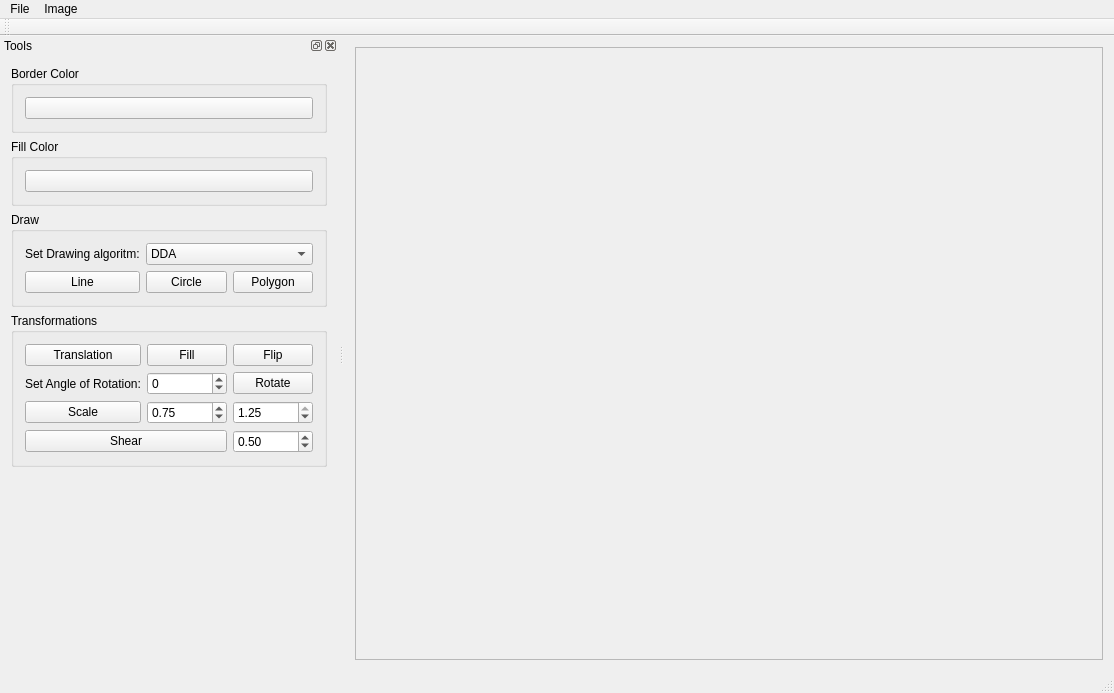
The window that src/ImageViewer.ui (Holikma/Computer_Graphics) describes before a commit, drawn with Qt 5.
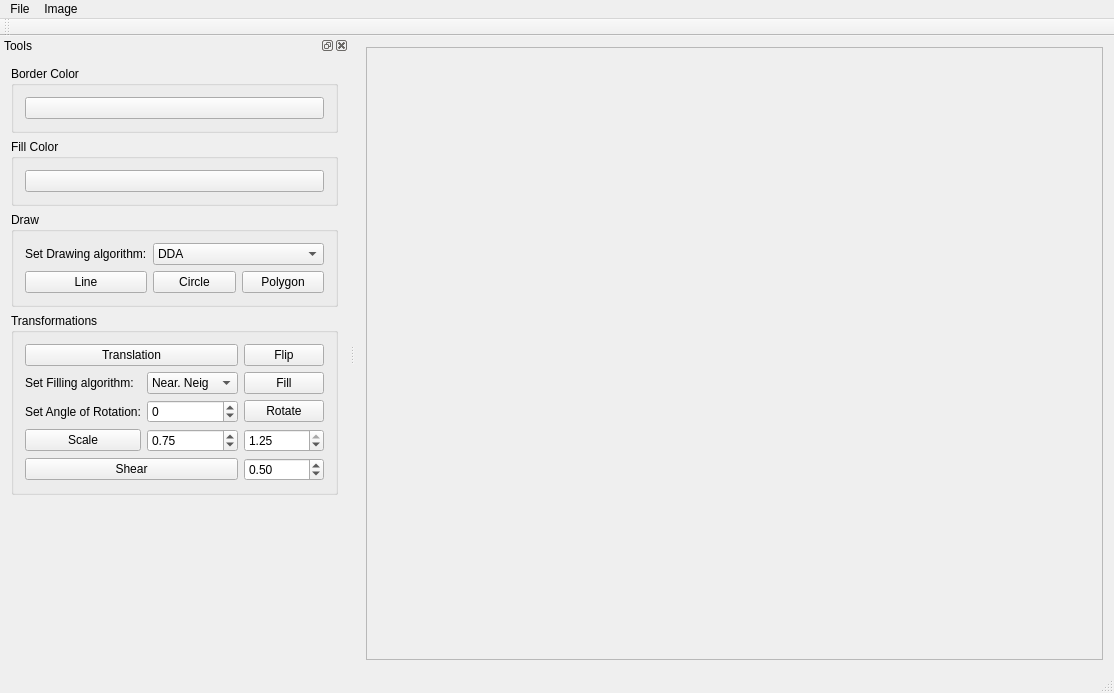
The same window after the commit.

```diff
--- a/src/ImageViewer.ui
+++ b/src/ImageViewer.ui
@@ -37,7 +37,7 @@
         <rect>
          <x>0</x>
          <y>0</y>
-         <width>774</width>
+         <width>766</width>
          <height>618</height>
         </rect>
        </property>
@@ -189,7 +189,7 @@
         <item row="0" column="0">
          <widget class="QLabel" name="label_2">
           <property name="text">
-           <string>Set Drawing algoritm:</string>
+           <string>Set Drawing algorithm:</string>
           </property>
          </widget>
         </item>
@@ -216,27 +216,7 @@
         <string>Transformations</string>
        </property>
        <layout class="QGridLayout" name="gridLayout_2">
-        <item row="4" column="0">
-         <widget class="QPushButton" name="toolButtonScale">
-          <property name="text">
-           <string>Scale</string>
-          </property>
-          <property name="checkable">
-           <bool>false</bool>
-          </property>
-         </widget>
-        </item>
-        <item row="5" column="0" colspan="2">
-         <widget class="QPushButton" name="toolButtonShear">
-          <property name="text">
-           <string>Shear</string>
-          </property>
-          <property name="checkable">
-           <bool>false</bool>
-          </property>
-         </widget>
-        </item>
-        <item row="5" column="2">
+        <item row="6" column="2">
          <widget class="QDoubleSpinBox" name="doubleSpinBoxShearX">
           <property name="maximum">
            <double>1.000000000000000</double>
@@ -249,55 +229,7 @@
           </property>
          </widget>
         </item>
-        <item row="4" column="1">
-         <widget class="QDoubleSpinBox" name="doubleSpinBoxScaleX">
-          <property name="enabled">
-           <bool>true</bool>
-          </property>
-          <property name="minimum">
-           <double>-1.250000000000000</double>
-          </property>
-          <property name="maximum">
-           <double>1.250000000000000</double>
-          </property>
-          <property name="singleStep">
-           <double>0.050000000000000</double>
-          </property>
-          <property name="value">
-           <double>0.750000000000000</double>
-          </property>
-         </widget>
-        </item>
-        <item row="0" column="0">
-         <widget class="QPushButton" name="toolButtonTranslation">
-          <property name="text">
-           <string>Translation</string>
-          </property>
-          <property name="checkable">
-           <bool>true</bool>
-          </property>
-         </widget>
-        </item>
-        <item row="4" column="2">
-         <widget class="QDoubleSpinBox" name="doubleSpinBoxScaleY">
-          <property name="enabled">
-           <bool>true</bool>
-          </property>
-          <property name="minimum">
-           <double>-1.250000000000000</double>
-          </property>
-          <property name="maximum">
-           <double>1.250000000000000</double>
-          </property>
-          <property name="singleStep">
-           <double>0.050000000000000</double>
-          </property>
-          <property name="value">
-           <double>1.250000000000000</double>
-          </property>
-         </widget>
-        </item>
-        <item row="1" column="2">
+        <item row="2" column="2">
          <widget class="QPushButton" name="toolButtonRotation">
           <property name="text">
            <string>Rotate</string>
@@ -307,14 +239,72 @@
           </property>
          </widget>
         </item>
-        <item row="1" column="0">
+        <item row="5" column="0">
+         <widget class="QPushButton" name="toolButtonScale">
+          <property name="text">
+           <string>Scale</string>
+          </property>
+          <property name="checkable">
+           <bool>false</bool>
+          </property>
+         </widget>
+        </item>
+        <item row="5" column="1">
+         <widget class="QDoubleSpinBox" name="doubleSpinBoxScaleX">
+          <property name="enabled">
+           <bool>true</bool>
+          </property>
+          <property name="minimum">
+           <double>-1.250000000000000</double>
+          </property>
+          <property name="maximum">
+           <double>1.250000000000000</double>
+          </property>
+          <property name="singleStep">
+           <double>0.050000000000000</double>
+          </property>
+          <property name="value">
+           <double>0.750000000000000</double>
+          </property>
+         </widget>
+        </item>
+        <item row="0" column="2">
+         <widget class="QPushButton" name="toolButtonFlip">
+          <property name="text">
+           <string>Flip</string>
+          </property>
+          <property name="checkable">
+           <bool>false</bool>
+          </property>
+         </widget>
+        </item>
+        <item row="2" column="0">
          <widget class="QLabel" name="label">
           <property name="text">
            <string>Set Angle of Rotation:</string>
           </property>
          </widget>
         </item>
-        <item row="1" column="1">
+        <item row="5" column="2">
+         <widget class="QDoubleSpinBox" name="doubleSpinBoxScaleY">
+          <property name="enabled">
+           <bool>true</bool>
+          </property>
+          <property name="minimum">
+           <double>-1.250000000000000</double>
+          </property>
+          <property name="maximum">
+           <double>1.250000000000000</double>
+          </property>
+          <property name="singleStep">
+           <double>0.050000000000000</double>
+          </property>
+          <property name="value">
+           <double>1.250000000000000</double>
+          </property>
+         </widget>
+        </item>
+        <item row="2" column="1">
          <widget class="QSpinBox" name="spinBoxRot">
           <property name="minimum">
            <number>-360</number>
@@ -327,20 +317,54 @@
           </property>
          </widget>
         </item>
-        <item row="0" column="2">
-         <widget class="QPushButton" name="toolButtonFlip">
+        <item row="6" column="0" colspan="2">
+         <widget class="QPushButton" name="toolButtonShear">
           <property name="text">
-           <string>Flip</string>
+           <string>Shear</string>
           </property>
           <property name="checkable">
            <bool>false</bool>
           </property>
          </widget>
         </item>
-        <item row="0" column="1">
+        <item row="1" column="1">
+         <widget class="QComboBox" name="FillAlgorithm">
+          <item>
+           <property name="text">
+            <string>Near. Neig</string>
+           </property>
+          </item>
+          <item>
+           <property name="text">
+            <string>Barycentric</string>
+           </property>
+          </item>
+         </widget>
+        </item>
+        <item row="1" column="2">
          <widget class="QPushButton" name="toolButtonFill">
           <property name="text">
            <string>Fill</string>
+          </property>
+          <property name="checkable">
+           <bool>true</bool>
+          </property>
+         </widget>
+        </item>
+        <item row="1" column="0">
+         <widget class="QLabel" name="label_3">
+          <property name="text">
+           <string>Set Filling algorithm:</string>
+          </property>
+         </widget>
+        </item>
+        <item row="0" column="0" colspan="2">
+         <widget class="QPushButton" name="toolButtonTranslation">
+          <property name="text">
+           <string>Translation</string>
+          </property>
+          <property name="checkable">
+           <bool>true</bool>
           </property>
          </widget>
         </item>
```
